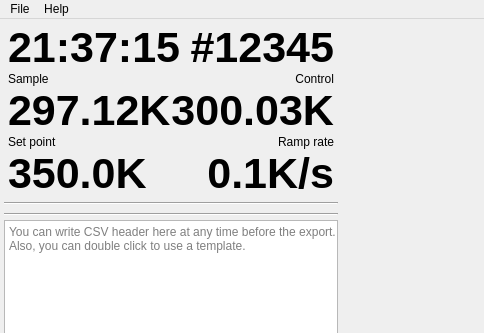
Above: msms/ui/main_window.ui from Nircek/msms before the change; both pictures show x 0 to 484 and y 0 to 333 of the 1200 by 800 pixel window. Below: the same form after it.
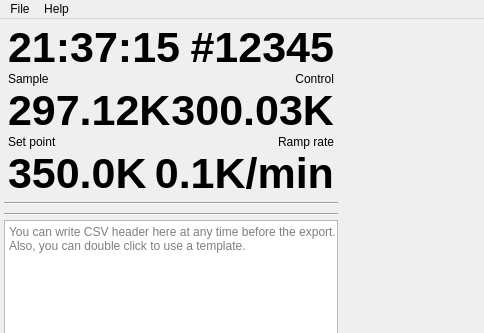
That is the form after the change. Custom widgets are drawn as their Qt base class.

What changed in the file:
```diff
--- a/msms/ui/main_window.ui
+++ b/msms/ui/main_window.ui
@@ -217,7 +217,7 @@
                 <string notr="true">font-size: 32pt; font-weight: 700;</string>
                </property>
                <property name="text">
-                <string>0.1K/s</string>
+                <string>0.1K/min</string>
                </property>
                <property name="alignment">
                 <set>Qt::AlignmentFlag::AlignRight|Qt::AlignmentFlag::AlignTrailing|Qt::AlignmentFlag::AlignVCenter</set>
```
